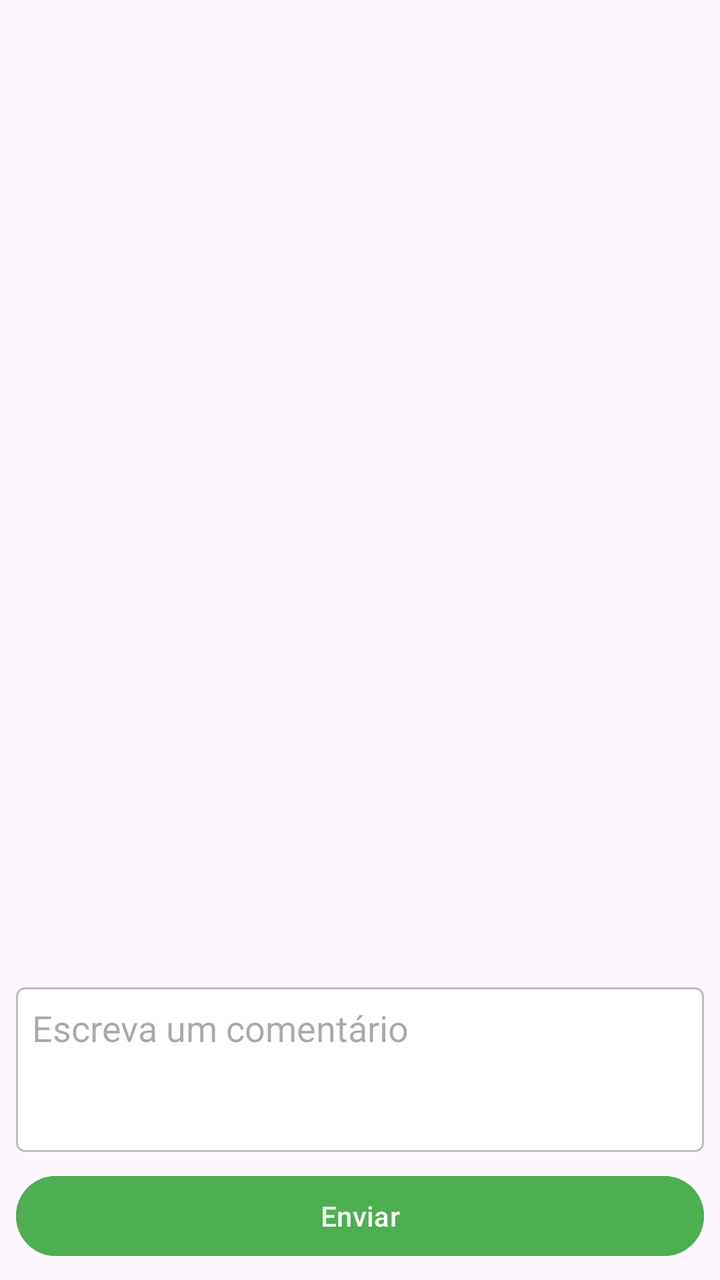
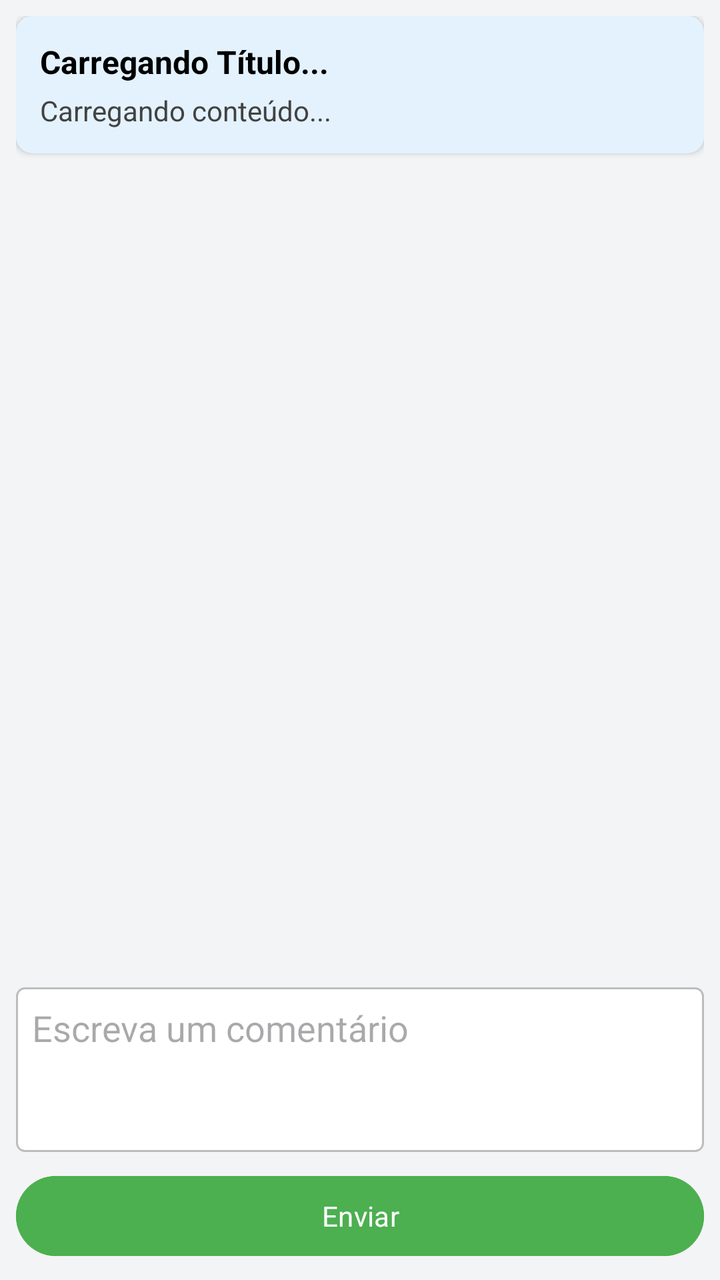

Before-and-after screenshots of an Android layout around one commit, followed by the original layout XML and the change that was made.
<!-- AndroidManifest.xml: application theme Theme.App_Metas_2 -->
<!-- res/layout/tela_comentarios.xml -->
<LinearLayout
    xmlns:android="http://schemas.android.com/apk/res/android"
    android:layout_width="match_parent"
    android:layout_height="match_parent"
    android:orientation="vertical"
    android:padding="8dp">

    
    <androidx.recyclerview.widget.RecyclerView
        android:id="@+id/recyclerViewComentarios"
        android:layout_width="match_parent"
        android:layout_height="0dp"
        android:layout_weight="1"
        android:scrollbars="vertical" />

    
    <EditText
        android:id="@+id/editTextComentario"
        android:layout_width="match_parent"
        android:layout_height="wrap_content"
        android:hint="Escreva um comentário"
        android:inputType="textMultiLine"
        android:lines="3"
        android:gravity="top"
        android:background="@drawable/edit_text_background"
        android:textColor="#000000"
        android:layout_marginBottom="8dp" />

    
    <Button
        android:id="@+id/buttonEnviarComentario"
        android:layout_width="match_parent"
        android:layout_height="wrap_content"
        android:backgroundTint="#4CAF50"
        android:text="Enviar"
        android:textColor="@android:color/white" />

</LinearLayout>
<!-- resources referenced by this layout -->
<resources>
  <!-- drawable edit_text_background (drawable) -->
  <?xml version="1.0" encoding="utf-8"?>
  <shape xmlns:android="http://schemas.android.com/apk/res/android"
      android:shape="rectangle">
      <solid android:color="#FFFFFF" /> 
      <stroke
          android:width="1dp"
          android:color="#BDBDBD" /> 
      <corners android:radius="4dp" /> 
      <padding
          android:left="8dp"
          android:top="8dp"
          android:right="8dp"
          android:bottom="8dp" />
  </shape>
  <style name="Theme.App_Metas_2" parent="Base.Theme.App_Metas_2" />
  <style name="Base.Theme.App_Metas_2" parent="Theme.Material3.DayNight.NoActionBar">
          
          
      </style>
</resources>

<!-- the commit's change to res/layout/tela_comentarios.xml (unified diff, before → after) -->
@@ -4,6 +4,44 @@
     android:layout_height="match_parent"
     android:orientation="vertical"
     android:padding="8dp">
+
+    
+    <androidx.cardview.widget.CardView
+        android:layout_width="match_parent"
+        android:layout_height="wrap_content"
+        android:layout_marginBottom="8dp"
+        app:cardCornerRadius="8dp"
+        app:cardElevation="2dp"
+        app:cardBackgroundColor="#E3F2FD"
+        xmlns:app="http://schemas.android.com/apk/res-auto">
+
+        <LinearLayout
+            android:layout_width="match_parent"
+            android:layout_height="wrap_content"
+            android:orientation="vertical"
+            android:padding="12dp">
+
+            <TextView
+                android:id="@+id/textViewTituloPreview"
+                android:layout_width="match_parent"
+                android:layout_height="wrap_content"
+                android:text="Carregando Título..."
+                android:textSize="16sp"
+                android:textStyle="bold"
+                android:textColor="#000000" />
+
+            <TextView
+                android:id="@+id/textViewConteudoPreview"
+                android:layout_width="match_parent"
+                android:layout_height="wrap_content"
+                android:text="Carregando conteúdo..."
+                android:textSize="14sp"
+                android:textColor="#424242"
+                android:layout_marginTop="4dp"
+                android:maxLines="3"
+                android:ellipsize="end" />
+        </LinearLayout>
+    </androidx.cardview.widget.CardView>
 
     
     <androidx.recyclerview.widget.RecyclerView
<!-- resource entries referenced after the edit -->
@@ -18,7 +18,32 @@
   <style name="Theme.App_Metas_2" parent="Base.Theme.App_Metas_2" />
   <style name="Base.Theme.App_Metas_2" parent="Theme.Material3.DayNight.NoActionBar">
           
+          <item name="colorPrimary">@color/colorPrimary</item>
+          <item name="colorPrimaryVariant">@color/colorPrimaryVariant</item>
+          <item name="colorSecondary">@color/colorSecondary</item>
+          <item name="colorSecondaryVariant">@color/colorSecondaryVariant</item>
           
+          <item name="colorOnPrimary">@color/colorOnPrimary</item>
+          <item name="colorOnSecondary">@color/colorOnSecondary</item>
+          
+          
+          <item name="android:windowBackground">@color/colorBackground</item>
+          <item name="colorSurface">@color/colorSurface</item>
+          
+          
+          <item name="android:fontFamily">sans-serif</item>
+          
+          
+          <item name="android:statusBarColor">@color/colorPrimaryVariant</item>
+          <item name="android:navigationBarColor">@color/colorBackground</item>
       </style>
+  <color name="colorPrimary">#673AB7</color>
+  <color name="colorPrimaryVariant">#512DA8</color>
+  <color name="colorSecondary">#009688</color>
+  <color name="colorSecondaryVariant">#00796B</color>
+  <color name="colorOnPrimary">#FFFFFF</color>
+  <color name="colorOnSecondary">#FFFFFF</color>
+  <color name="colorBackground">#F3F4F6</color>
+  <color name="colorSurface">#FFFFFF</color>
 </resources>
 
